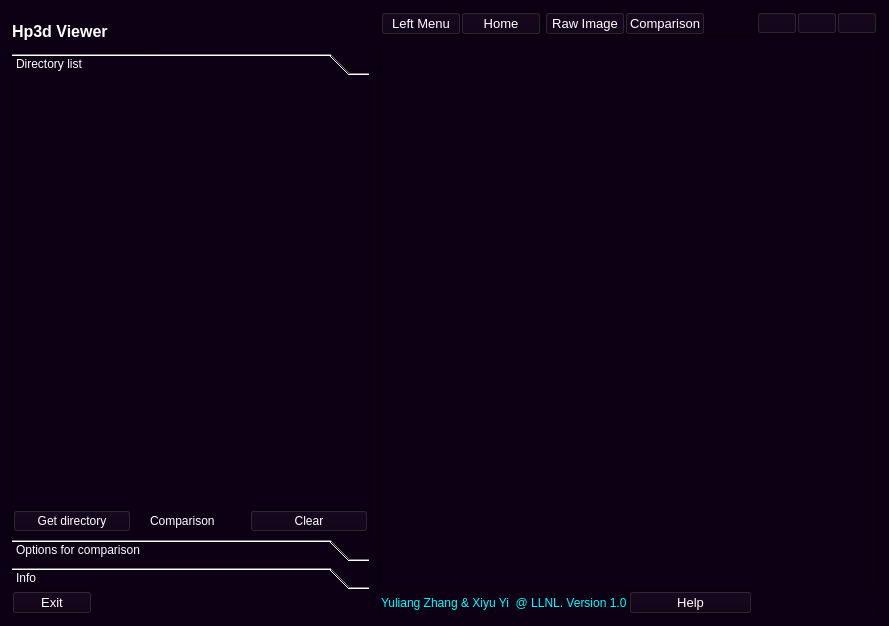
xiyuyi-at-LLNL/llsmvis, file llsmvis/extensions/hp3d-viewer/interface.ui: the form before one commit.
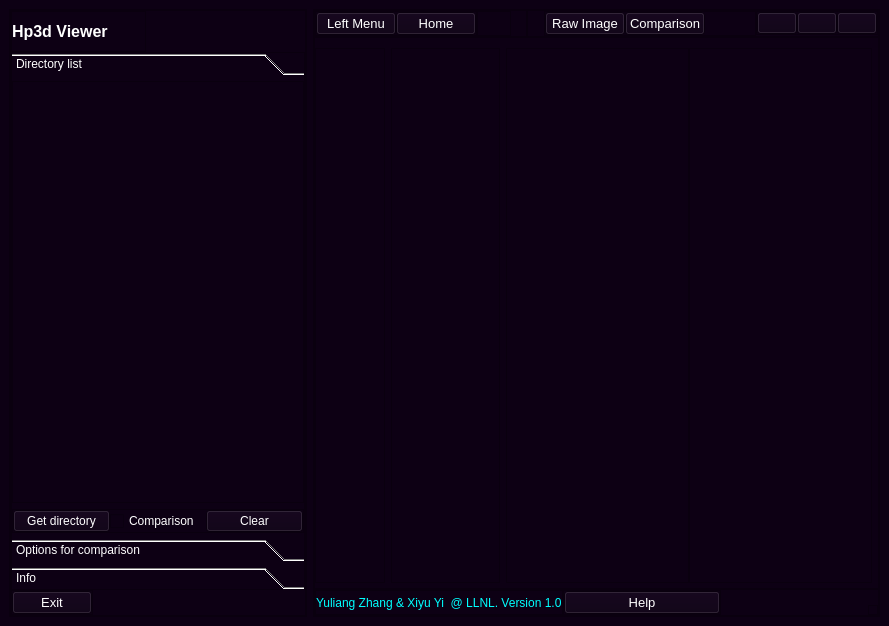
The form after the commit. Icons and pictures are not drawn. Custom widgets are drawn as their Qt base class.

Commit message: adding hp3d viewer initial commit

Diff of the .ui file:
```diff
--- a/llsmvis/extensions/hp3d-viewer/interface.ui
+++ b/llsmvis/extensions/hp3d-viewer/interface.ui
@@ -209,7 +209,7 @@
                  <rect>
                   <x>0</x>
                   <y>0</y>
-                  <width>340</width>
+                  <width>292</width>
                   <height>425</height>
                  </rect>
                 </property>
@@ -1014,7 +1014,7 @@
            <widget class="QCustomSlideMenu" name="compare_samples" native="true">
             <property name="maximumSize">
              <size>
-              <width>10</width>
+              <width>16777215</width>
               <height>16777215</height>
              </size>
             </property>
@@ -1038,7 +1038,7 @@
               <widget class="QListWidget" name="sample1">
                <property name="maximumSize">
                 <size>
-                 <width>10</width>
+                 <width>16777215</width>
                  <height>16777215</height>
                 </size>
                </property>
```
Left out of the diff: 4 changed lines with no effect on the pictures. The commit also changes 2 other files.
